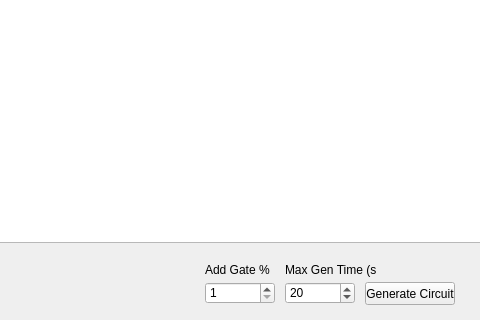
Before: the Qt Designer form Application/Logic_Gate_Simulator/Dialogs/dlg_editscript.ui in ElliotHarding/Logic-Gate-Simulator, drawn with Qt 5; both pictures show x 95 to 575 and y 138 to 458 of the 701 by 458 pixel window.
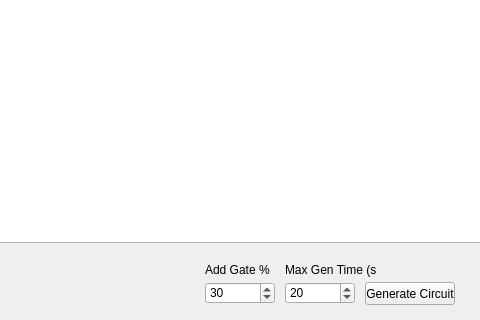
After: the same form once the commit is applied.

```diff
--- a/Application/Logic_Gate_Simulator/Dialogs/dlg_editscript.ui
+++ b/Application/Logic_Gate_Simulator/Dialogs/dlg_editscript.ui
@@ -188,11 +188,14 @@
     </rect>
    </property>
    <property name="minimum">
-    <number>1</number>
+    <number>0</number>
    </property>
    <property name="maximum">
     <number>100</number>
    </property>
+   <property name="value">
+    <number>30</number>
+   </property>
   </widget>
   <widget class="QLabel" name="lbl_addGateChance">
    <property name="geometry">
```
